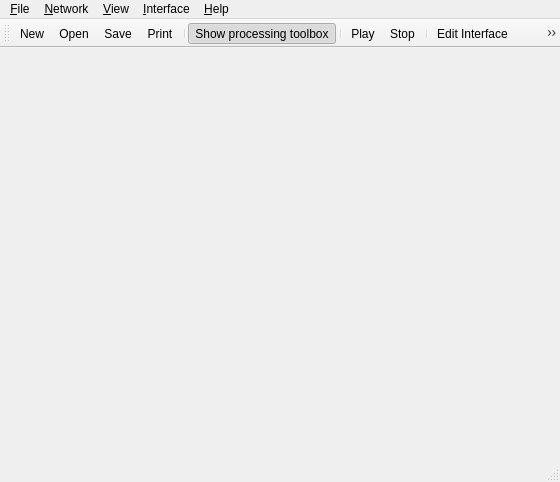
First picture: the form in CLAM_NetworkEditor/qt4/src/MainWindow.ui, repository clam-project/clam, before the edit.
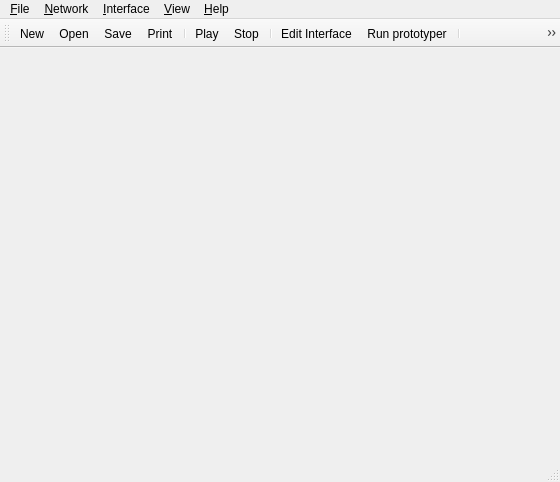
Second picture: the form after the edit. Icons and pictures are not drawn.

```diff
--- a/CLAM_NetworkEditor/qt4/src/MainWindow.ui
+++ b/CLAM_NetworkEditor/qt4/src/MainWindow.ui
@@ -34,7 +34,7 @@
      <x>0</x>
      <y>0</y>
      <width>560</width>
-     <height>28</height>
+     <height>29</height>
     </rect>
    </property>
    <widget class="QMenu" name="menu_File" >
@@ -58,12 +58,6 @@
     <addaction name="action_Edit_Interface" />
     <addaction name="action_Run_prototyper" />
    </widget>
-   <widget class="QMenu" name="menu_View" >
-    <property name="title" >
-     <string>&amp;View</string>
-    </property>
-    <addaction name="action_Show_processing_toolbox" />
-   </widget>
    <widget class="QMenu" name="menu_Network" >
     <property name="title" >
      <string>&amp;Network</string>
@@ -79,10 +73,19 @@
     <addaction name="action_Online_tutorial" />
     <addaction name="action_About" />
    </widget>
+   <widget class="QMenu" name="menu_View" >
+    <property name="title" >
+     <string>&amp;View</string>
+    </property>
+    <addaction name="action_Show_processing_toolbox" />
+    <addaction name="action_Default_zoom" />
+    <addaction name="action_Zoom_in" />
+    <addaction name="action_Zoom_out" />
+   </widget>
    <addaction name="menu_File" />
    <addaction name="menu_Network" />
-   <addaction name="menu_View" />
    <addaction name="menu_Interface" />
+   <addaction name="menu_View" />
    <addaction name="menuHelp" />
   </widget>
   <widget class="QStatusBar" name="statusbar" />
@@ -101,14 +104,17 @@
    <addaction name="action_Save" />
    <addaction name="action_Print" />
    <addaction name="separator" />
-   <addaction name="action_Show_processing_toolbox" />
-   <addaction name="separator" />
    <addaction name="action_Play" />
    <addaction name="action_Stop" />
    <addaction name="separator" />
    <addaction name="action_Edit_Interface" />
    <addaction name="action_Run_prototyper" />
    <addaction name="separator" />
+   <addaction name="action_Show_processing_toolbox" />
+   <addaction name="action_Zoom_in" />
+   <addaction name="action_Default_zoom" />
+   <addaction name="action_Zoom_out" />
+   <addaction name="separator" />
    <addaction name="action_Online_tutorial" />
    <addaction name="action_Whats_this" />
   </widget>
@@ -262,6 +268,30 @@
     <string>&amp;Edit Interface</string>
    </property>
   </action>
+  <action name="action_Zoom_in" >
+   <property name="icon" >
+    <iconset resource="images.qrc" >:/icons/images/viewmag+.png</iconset>
+   </property>
+   <property name="text" >
+    <string>Zoom &amp;in</string>
+   </property>
+  </action>
+  <action name="action_Zoom_out" >
+   <property name="icon" >
+    <iconset resource="images.qrc" >:/icons/images/viewmag-.png</iconset>
+   </property>
+   <property name="text" >
+    <string>Zoom &amp;out</string>
+   </property>
+  </action>
+  <action name="action_Default_zoom" >
+   <property name="icon" >
+    <iconset resource="images.qrc" >:/icons/images/viewmag1.png</iconset>
+   </property>
+   <property name="text" >
+    <string>&amp;Default zoom</string>
+   </property>
+  </action>
  </widget>
  <pixmapfunction></pixmapfunction>
  <resources>
```
Left out of the diff: 11 changed lines with no effect on the pictures.
